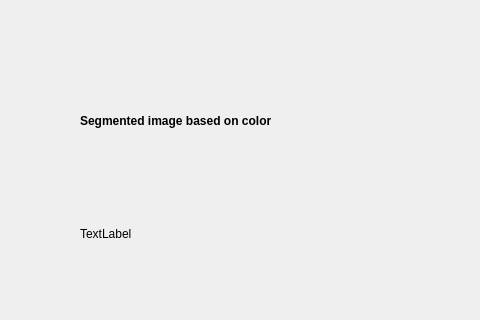
Qt form mainwindow.ui (vkusnezh/01062023) before a commit; both pictures show x 0 to 480 and y 177 to 497 of the 900 by 600 pixel window.
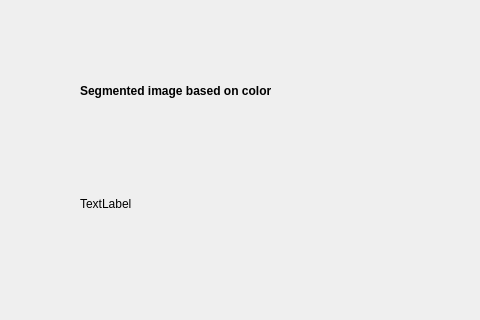
The same form after that commit.

Patch:
```diff
--- a/mainwindow.ui
+++ b/mainwindow.ui
@@ -206,7 +206,7 @@
     <property name="geometry">
      <rect>
       <x>80</x>
-      <y>290</y>
+      <y>260</y>
       <width>250</width>
       <height>16</height>
      </rect>
@@ -227,25 +227,6 @@
      <string>Segmented image based on color</string>
     </property>
    </widget>
-   <widget class="QLabel" name="label_pic2">
-    <property name="geometry">
-     <rect>
-      <x>80</x>
-      <y>310</y>
-      <width>451</width>
-      <height>201</height>
-     </rect>
-    </property>
-    <property name="maximumSize">
-     <size>
-      <width>500</width>
-      <height>500</height>
-     </size>
-    </property>
-    <property name="text">
-     <string>TextLabel</string>
-    </property>
-   </widget>
    <widget class="QLabel" name="label_7">
     <property name="geometry">
      <rect>
@@ -390,6 +371,25 @@
      <string>Perimeter coordinates:</string>
     </property>
    </widget>
+   <widget class="QLabel" name="label_pic_2">
+    <property name="geometry">
+     <rect>
+      <x>80</x>
+      <y>280</y>
+      <width>451</width>
+      <height>201</height>
+     </rect>
+    </property>
+    <property name="maximumSize">
+     <size>
+      <width>500</width>
+      <height>500</height>
+     </size>
+    </property>
+    <property name="text">
+     <string>TextLabel</string>
+    </property>
+   </widget>
   </widget>
   <widget class="QMenuBar" name="menubar">
    <property name="geometry">
```
